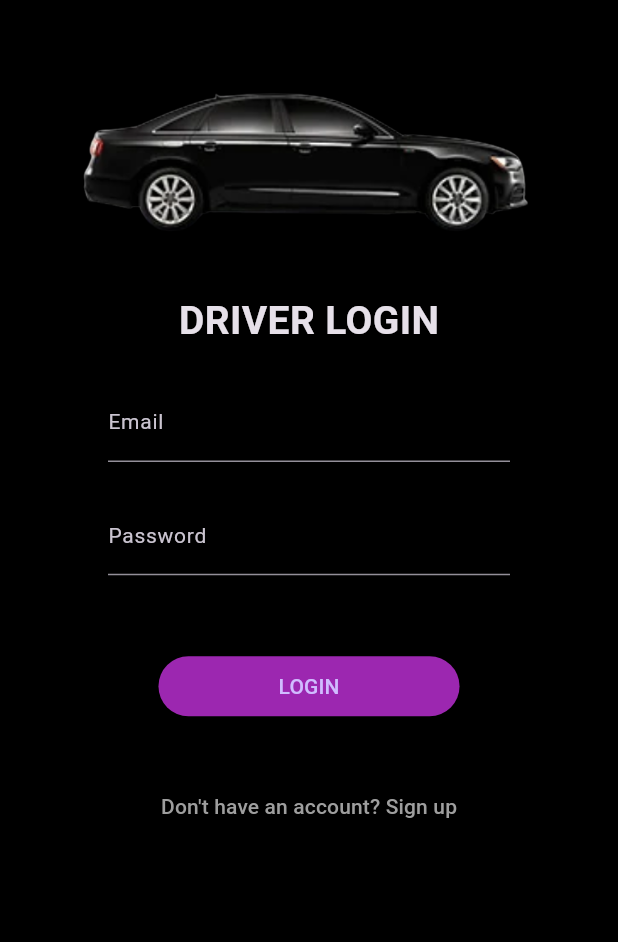
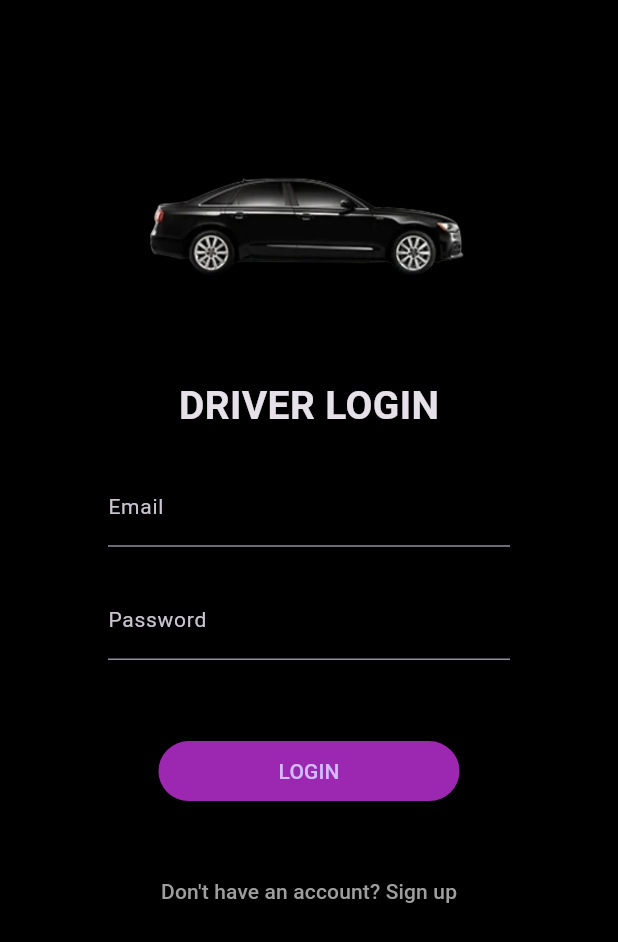
Before and after one commit to renson1123/Capstone-Driver-Carpool, a Flutter app: the screen it shows after launch, on a phone screen of 412 x 824 dp. Shown: the top 942 px of the screen. Run offline on Flutter 3.47's test engine with Material 3 defaults, Android fonts, the phone set to English and light mode, and no system bars; our stand-ins replace connectivity_plus, firebase_auth, firebase_core, firebase_database, google_maps_flutter, permission_handler; accounts and stored records are empty.

Commit message:
Signing Screen UI implementation

```diff
--- a/lib/authentication/login_screen.dart
+++ b/lib/authentication/login_screen.dart
@@ -99,10 +99,20 @@ class _LoginScreenState extends State<LoginScreen>
           padding: const EdgeInsets.all(50),
           child: Column(
             children: [
+
+              const SizedBox(
+                height: 60,
+              ),
+
               Center(
                 child: Image.asset(
                   "assets/images/car.png",
+                  width: 220,
                 ),
+              ),
+
+              const SizedBox(
+                height: 30,
               ),
 
               const SizedBox(height: 32,),
--- a/lib/main.dart
+++ b/lib/main.dart
@@ -7,7 +7,7 @@ import 'authentication/login_screen.dart';
 Future<void> main() async{
 
   WidgetsFlutterBinding.ensureInitialized();
-  await Firebase.initializeApp();
+  // await Firebase.initializeApp();
 
   await Permission.locationWhenInUse.isDenied.then((valueOfPermission)
   {
```
Also changed, not shown: lib/authentication/signup_screen.dart (+31 -16 lines), 1 other file.
